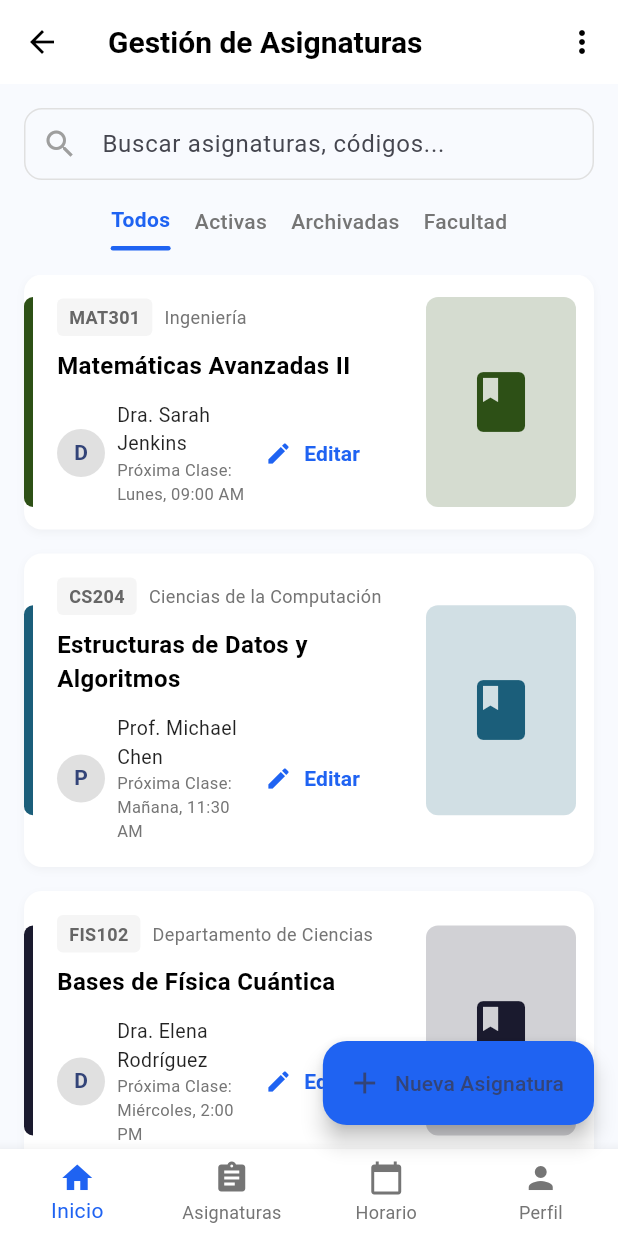
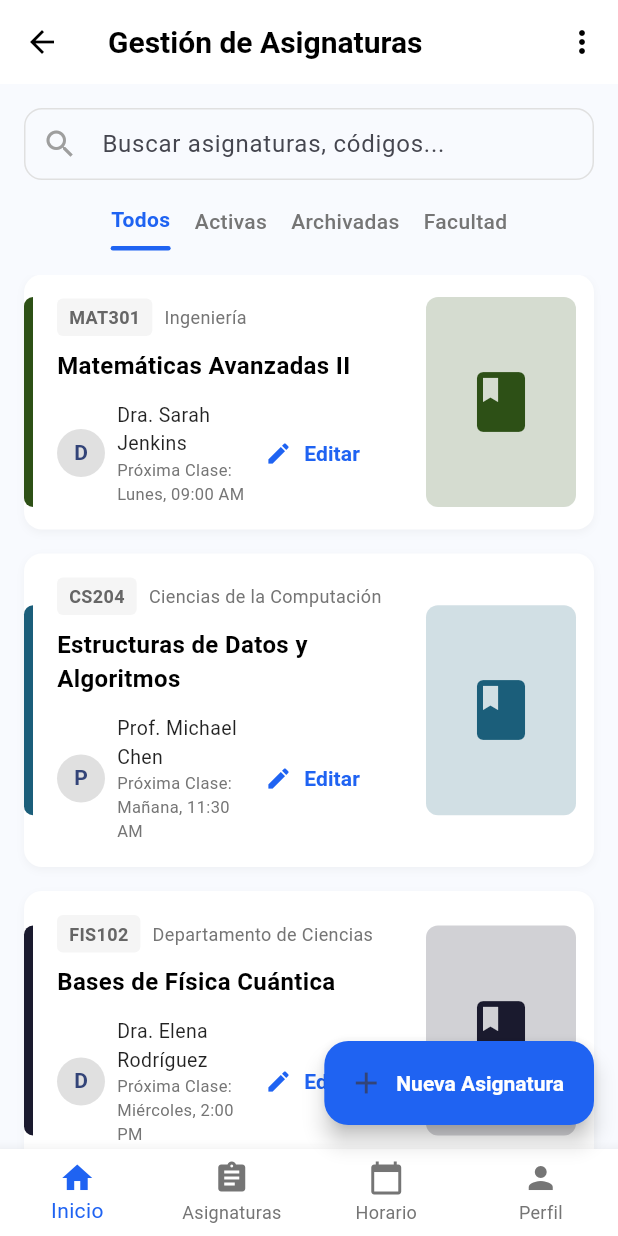
Before and after one commit to IsraelUlloaEstevez1912/Repositorio_Grupal_Tecnologias_Moviles, a Flutter app: the AssignmentsPage screen opened directly, on a phone screen of 412 x 824 dp. Run offline on Flutter 3.47's test engine with Material 3 defaults, Android fonts, the phone set to English and light mode, and no system bars.

Commit message:
Cambio de texto a blanco

```diff
--- a/appgestionuniversitaria/lib/screens/assignments_screen.dart
+++ b/appgestionuniversitaria/lib/screens/assignments_screen.dart
@@ -205,7 +205,14 @@ class _AssignmentsPageState extends State<AssignmentsPage> {
       floatingActionButton: FloatingActionButton.extended(
         onPressed: () {},
         backgroundColor: const Color(0xFF1F63F2),
-        label: const Text('Nueva Asignatura'),
+        extendedTextStyle: const TextStyle(
+          color: Colors.white,
+          fontWeight: FontWeight.w600,
+        ),
+        label: const Text(
+          'Nueva Asignatura',
+          style: TextStyle(color: Colors.white),
+        ),
         icon: const Icon(Icons.add),
       ),
       bottomNavigationBar: _buildBottomNavBar(),
```
